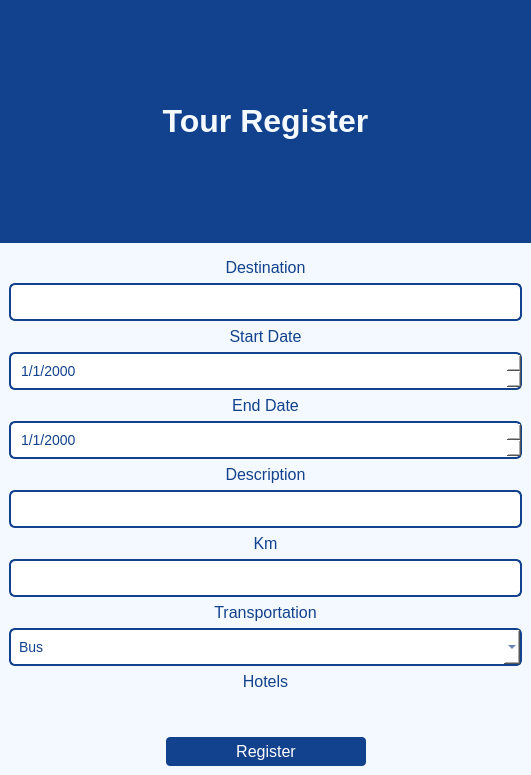
Qt form ui/ToursRegister.ui (Dimalko/telo2) before a commit.
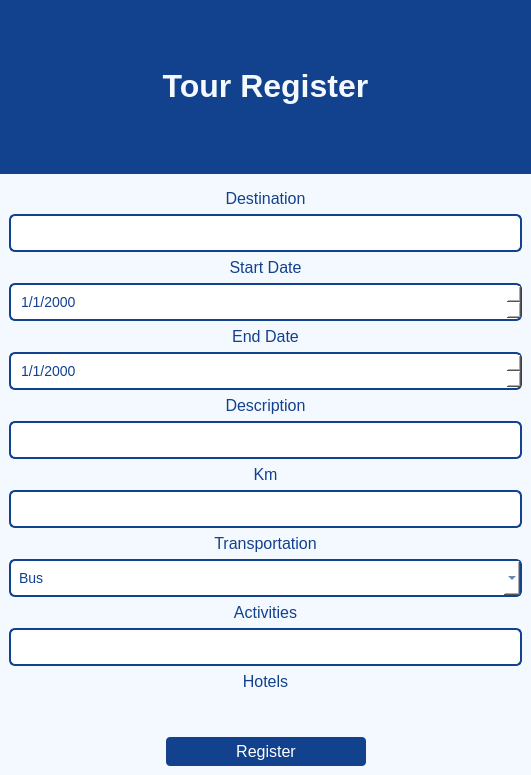
The same form after that commit.

Commit message: fixed ui and added activities in tour descr

Diff of the .ui file:
```diff
--- a/ui/ToursRegister.ui
+++ b/ui/ToursRegister.ui
@@ -322,6 +322,16 @@
              </item>
             </widget>
            </item>
+           <item>
+            <widget class="QLabel" name="label_3">
+             <property name="text">
+              <string>&lt;html&gt;&lt;head/&gt;&lt;body&gt;&lt;p align=&quot;center&quot;&gt;&lt;span style=&quot; font-size:12pt;&quot;&gt;Activities&lt;/span&gt;&lt;/p&gt;&lt;/body&gt;&lt;/html&gt;</string>
+             </property>
+            </widget>
+           </item>
+           <item>
+            <widget class="QLineEdit" name="activitiesInput"/>
+           </item>
            <item>
             <widget class="QLabel" name="label_2">
              <property name="text">
```
The commit also changes 14 other files.
